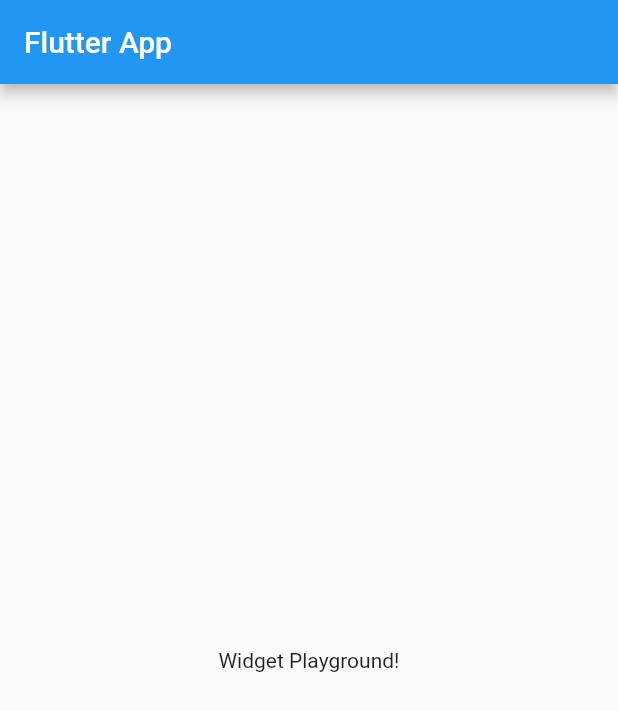
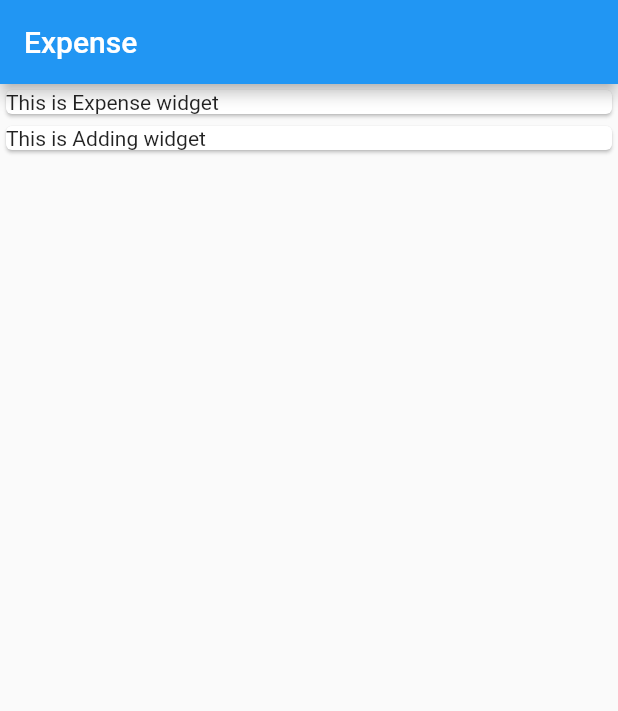
Before and after one commit to aashishtm/expenseflutter, a Flutter app: the screen it shows after launch, on a phone screen of 412 x 824 dp. Shown: the top 711 px of the screen. Run offline on Flutter 3.47's test engine with Material 2 defaults, Android fonts, the phone set to English and light mode, and no system bars.

Commit message:
Testing project initial setup

```diff
--- a/lib/main.dart
+++ b/lib/main.dart
@@ -17,10 +17,27 @@ class MyHomePage extends StatelessWidget {
   Widget build(BuildContext context) {
     return Scaffold(
       appBar: AppBar(
-        title: Text('Flutter App'),
+        title: Text('Expense'),
       ),
-      body: Center(
-        child: Text('Widget Playground!'),
+      body: Column(
+        children: [
+          Container(
+            width: double.infinity,
+            child: Card(
+              child: Text (
+                'This is Expense widget',
+              ),
+            ),
+          ),
+          Container(
+            width: double.infinity,
+            child: Card(
+              child: Text (
+                'This is Adding widget',
+              ),
+            ),
+          ),
+        ],
       ),
     );
   }
```
